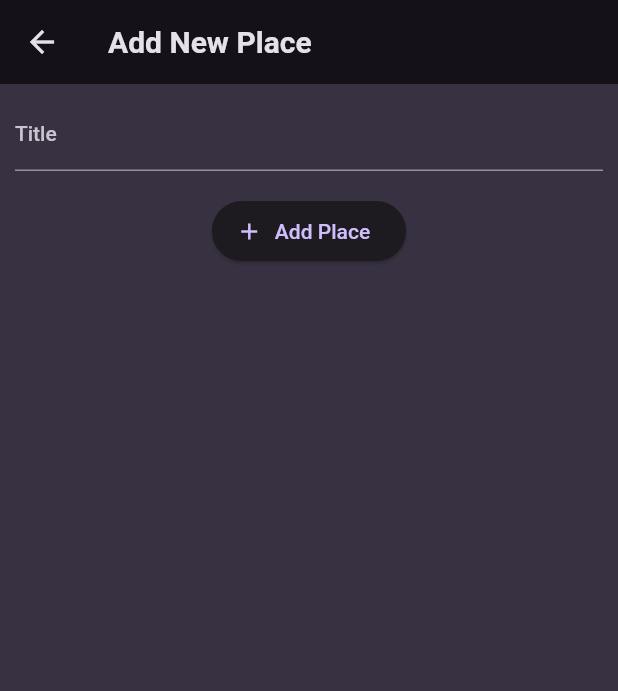
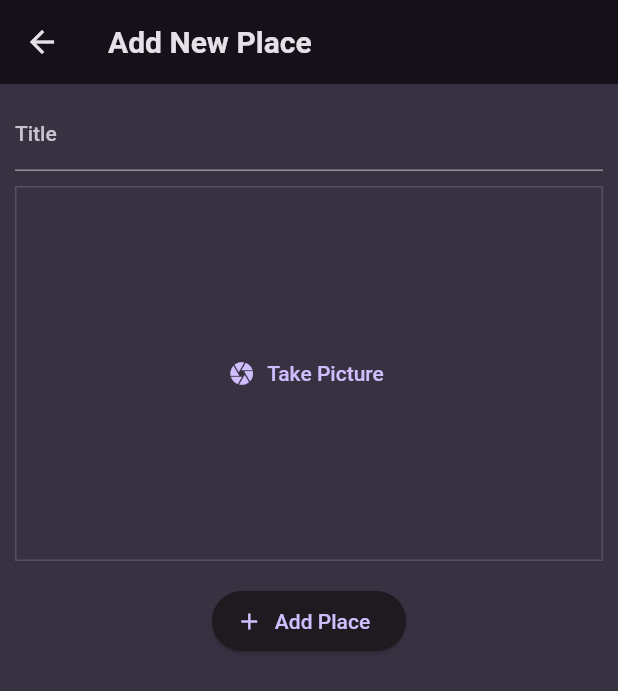
Before and after one commit to ikram-khani/favorite_places, a Flutter app: the AddPlaceScreen screen opened directly, on a phone screen of 412 x 824 dp. Shown: the top 691 px of the screen. Run offline on Flutter 3.47's test engine with Material 2 defaults, Android fonts, the phone set to English and light mode, and no system bars; our stand-ins replace flutter_riverpod, google_fonts.

Commit message:
adding a pick an image input

```diff
--- a/lib/views/screens/add_place.dart
+++ b/lib/views/screens/add_place.dart
@@ -1,4 +1,5 @@
 import 'package:favorite_places/Providers/user_places.dart';
+import 'package:favorite_places/views/widgets/image_input.dart';
 import 'package:flutter/material.dart';
 import 'package:flutter_riverpod/flutter_riverpod.dart';
 
@@ -47,6 +48,11 @@ class _AddPlaceScreenState extends ConsumerState<AddPlaceScreen> {
               controller: _titleController,
             ),
             const SizedBox(
+              height: 10,
+            ),
+            //Image Input
+            ImageInput(),
+            const SizedBox(
               height: 16,
             ),
             ElevatedButton.icon(
--- /dev/null
+++ b/lib/views/widgets/image_input.dart
@@ -0,0 +1,31 @@
+import 'package:flutter/material.dart';
+
+class ImageInput extends StatefulWidget {
+  const ImageInput({super.key});
+
+  @override
+  State<ImageInput> createState() => _ImageInputState();
+}
+
+class _ImageInputState extends State<ImageInput> {
+  void _takePicture() {}
+
+  @override
+  Widget build(BuildContext context) {
+    return Container(
+      decoration: BoxDecoration(
+        border: Border.all(
+          width: 1,
+          color: Theme.of(context).colorScheme.primary.withOpacity(0.2),
+        ),
+      ),
+      height: 250,
+      width: double.infinity,
+      child: TextButton.icon(
+        onPressed: _takePicture,
+        icon: const Icon(Icons.camera),
+        label: const Text('Take Picture'),
+      ),
+    );
+  }
+}
```
